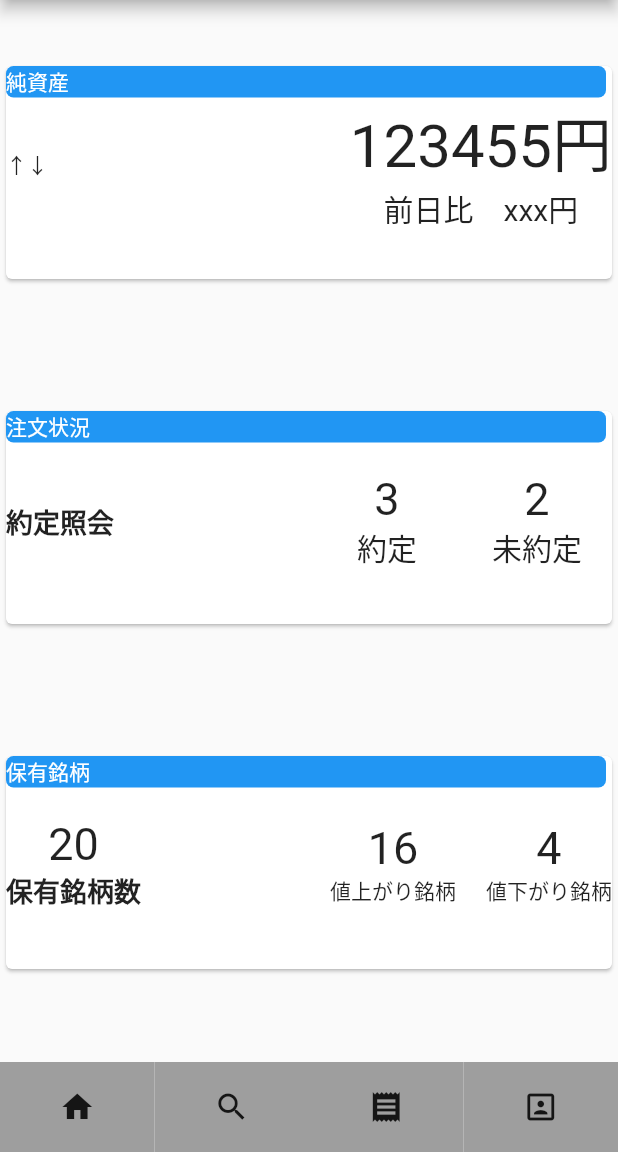
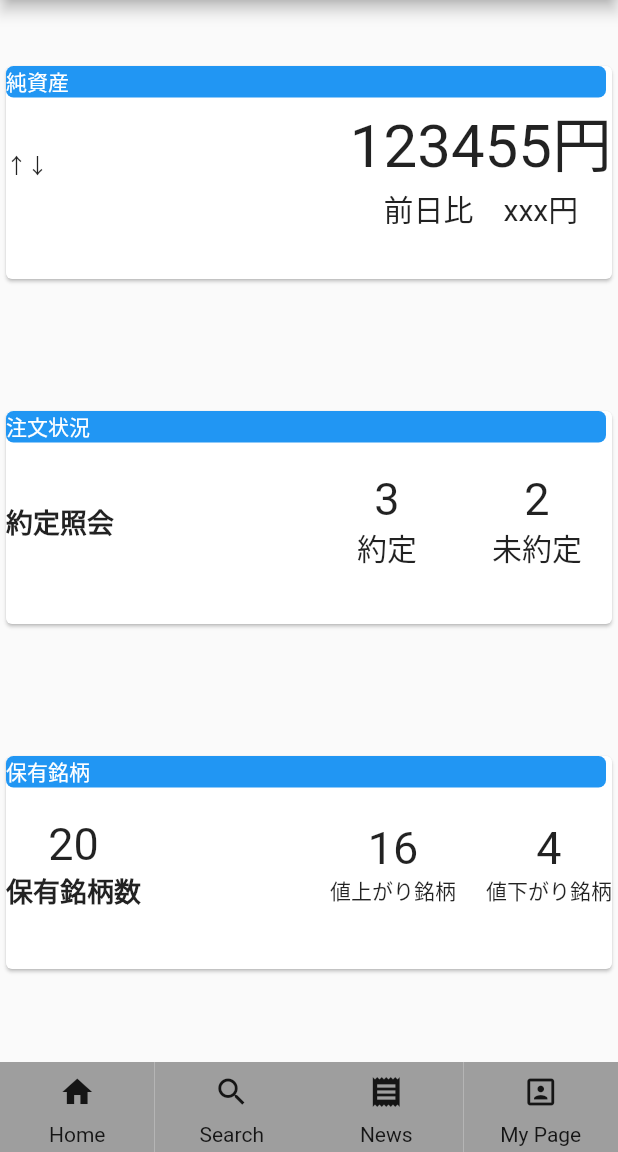
Before and after one commit to mm-masahiro/flutter-test, a Flutter app: the screen it shows after launch, on a phone screen of 412 x 824 dp, the part 84-1236 px from its top. Run offline on Flutter 3.47's test engine with Material 2 defaults, Android fonts, the phone set to English and light mode, and no system bars.

Commit message:
add menu title

```diff
--- a/lib/FirstPageComponent/menu.dart
+++ b/lib/FirstPageComponent/menu.dart
@@ -3,12 +3,23 @@ import 'package:flutter/material.dart';
 class Menu extends StatelessWidget {
 
   final Icon icon;
+  final Text title;
 
   Menu({
     this.icon,
+    this.title
   });
 
   @override
+  // Widget build(BuildContext context) {
+  //   return Container(
+  //     height: 60,
+  //     width: MediaQuery.of(context).size.width/4,
+  //     decoration: BoxDecoration(
+  //       color: Colors.grey
+  //     ),
+  //     child: icon,
+  //   );
   Widget build(BuildContext context) {
     return Container(
       height: 60,
@@ -16,7 +27,18 @@ class Menu extends StatelessWidget {
       decoration: BoxDecoration(
         color: Colors.grey
       ),
-      child: icon,
+      child: Column(
+        children: [
+          Container(
+            height: 40,
+            child: icon,
+          ),
+          Container(
+            height: 20,
+            child: title,
+          )
+        ]
+      ),
     );
   }
 }
--- a/lib/firstpage.dart
+++ b/lib/firstpage.dart
@@ -29,15 +29,19 @@ class FirstPage extends StatelessWidget {
           children: [
             Menu(
               icon: Icon(Icons.home),
+              title: Text('Home'),
             ),
             Menu(
               icon: Icon(Icons.search),
+              title: Text('Search'),
             ),
             Menu(
               icon: Icon(Icons.receipt),
+              title: Text('News'),
             ),
             Menu(
               icon: Icon(Icons.portrait),
+              title: Text('My Page'),
             ),
           ]
         ),
```
